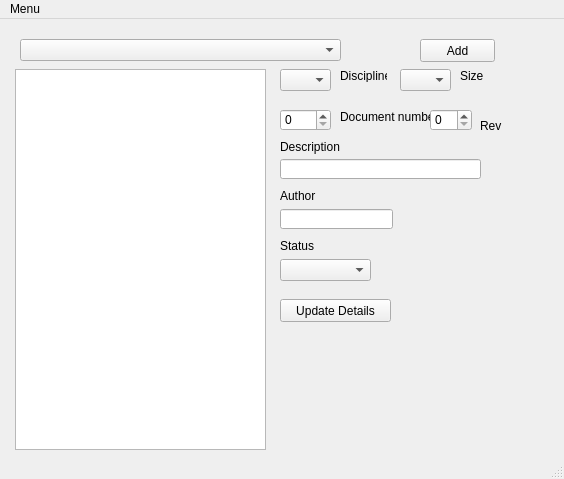
Above: SRC/main_ui.ui from tomdufty/Calix_Doc_Register before the change. Below: the same form after it.
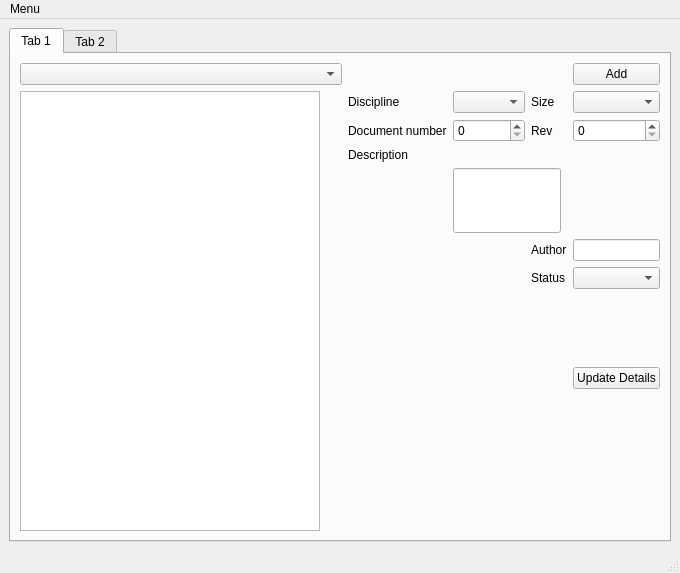
That is the form after the change.

Commit message: set up of base trackfile datbase

Diff of the .ui file:
```diff
--- a/SRC/main_ui.ui
+++ b/SRC/main_ui.ui
@@ -6,228 +6,200 @@
    <rect>
     <x>0</x>
     <y>0</y>
-    <width>564</width>
-    <height>479</height>
+    <width>680</width>
+    <height>573</height>
    </rect>
   </property>
   <property name="windowTitle">
    <string>MainWindow</string>
   </property>
   <widget class="QWidget" name="centralwidget">
-   <widget class="QLabel" name="label">
-    <property name="geometry">
-     <rect>
-      <x>340</x>
-      <y>50</y>
-      <width>47</width>
-      <height>13</height>
-     </rect>
-    </property>
-    <property name="text">
-     <string>Discipline</string>
-    </property>
-   </widget>
-   <widget class="QComboBox" name="statusCombo">
-    <property name="geometry">
-     <rect>
-      <x>280</x>
-      <y>240</y>
-      <width>91</width>
-      <height>22</height>
-     </rect>
-    </property>
-   </widget>
+   <layout class="QGridLayout" name="gridLayout">
+    <item row="0" column="0">
+     <widget class="QTabWidget" name="tabWidget">
+      <property name="maximumSize">
+       <size>
+        <width>1677215</width>
+        <height>16777215</height>
+       </size>
+      </property>
+      <property name="autoFillBackground">
+       <bool>true</bool>
+      </property>
+      <property name="currentIndex">
+       <number>0</number>
+      </property>
+      <widget class="QWidget" name="tab">
+       <attribute name="title">
+        <string>Tab 1</string>
+       </attribute>
+       <layout class="QGridLayout" name="gridLayout_3">
+        <item row="2" column="5">
    <widget class="QSpinBox" name="seqSpin">
-    <property name="geometry">
-     <rect>
-      <x>280</x>
-      <y>90</y>
-      <width>51</width>
-      <height>22</height>
-     </rect>
-    </property>
-   </widget>
+          <property name="sizePolicy">
+           <sizepolicy hsizetype="Preferred" vsizetype="Fixed">
+            <horstretch>0</horstretch>
+            <verstretch>0</verstretch>
+           </sizepolicy>
+          </property>
+         </widget>
+        </item>
+        <item row="0" column="7">
    <widget class="QPushButton" name="newTrackButton">
-    <property name="geometry">
-     <rect>
-      <x>420</x>
-      <y>20</y>
-      <width>75</width>
-      <height>23</height>
-     </rect>
-    </property>
     <property name="text">
      <string>Add</string>
     </property>
    </widget>
-   <widget class="QLineEdit" name="description">
-    <property name="geometry">
-     <rect>
-      <x>280</x>
-      <y>140</y>
-      <width>201</width>
-      <height>20</height>
-     </rect>
-    </property>
-   </widget>
-   <widget class="QLineEdit" name="author">
-    <property name="geometry">
-     <rect>
-      <x>280</x>
-      <y>190</y>
-      <width>113</width>
-      <height>20</height>
-     </rect>
-    </property>
-   </widget>
-   <widget class="QLabel" name="label_3">
-    <property name="geometry">
-     <rect>
-      <x>340</x>
-      <y>90</y>
-      <width>91</width>
-      <height>16</height>
-     </rect>
-    </property>
+        </item>
+        <item row="1" column="7">
+         <widget class="QComboBox" name="sizeCombo"/>
+        </item>
+        <item row="1" column="6">
+         <widget class="QLabel" name="label_2">
+          <property name="text">
+           <string>Size</string>
+          </property>
+         </widget>
+        </item>
+        <item row="1" column="5">
+         <widget class="QComboBox" name="disciplineCombo"/>
+        </item>
+        <item row="8" column="7">
+         <widget class="QPushButton" name="pushButton">
     <property name="text">
-     <string>Document number</string>
-    </property>
-   </widget>
-   <widget class="QComboBox" name="trackListCombo">
-    <property name="geometry">
-     <rect>
-      <x>20</x>
-      <y>20</y>
-      <width>321</width>
-      <height>22</height>
-     </rect>
-    </property>
-   </widget>
-   <widget class="QSpinBox" name="revSpin">
-    <property name="geometry">
-     <rect>
-      <x>430</x>
-      <y>90</y>
-      <width>42</width>
-      <height>22</height>
-     </rect>
-    </property>
-   </widget>
-   <widget class="QComboBox" name="sizeCombo">
-    <property name="geometry">
-     <rect>
-      <x>400</x>
-      <y>50</y>
-      <width>51</width>
-      <height>22</height>
-     </rect>
-    </property>
-   </widget>
+           <string>Update Details</string>
+          </property>
+         </widget>
+        </item>
+        <item row="6" column="7">
+         <widget class="QComboBox" name="statusCombo"/>
+        </item>
+        <item row="5" column="7">
+         <widget class="QLineEdit" name="author"/>
+        </item>
+        <item row="5" column="6">
    <widget class="QLabel" name="label_6">
-    <property name="geometry">
-     <rect>
-      <x>280</x>
-      <y>170</y>
-      <width>47</width>
-      <height>13</height>
-     </rect>
-    </property>
     <property name="text">
      <string>Author</string>
     </property>
    </widget>
-   <widget class="QComboBox" name="disciplineCombo">
-    <property name="geometry">
-     <rect>
-      <x>280</x>
-      <y>50</y>
-      <width>51</width>
-      <height>22</height>
-     </rect>
-    </property>
-   </widget>
+        </item>
+        <item row="6" column="6">
+         <widget class="QLabel" name="label_7">
+          <property name="text">
+           <string>Status</string>
+          </property>
+         </widget>
+        </item>
+        <item row="1" column="4">
+         <widget class="QLabel" name="label">
+          <property name="text">
+           <string>Discipline</string>
+          </property>
+         </widget>
+        </item>
+        <item row="2" column="7">
+         <widget class="QSpinBox" name="revSpin">
+          <property name="sizePolicy">
+           <sizepolicy hsizetype="Minimum" vsizetype="Fixed">
+            <horstretch>0</horstretch>
+            <verstretch>0</verstretch>
+           </sizepolicy>
+          </property>
+         </widget>
+        </item>
+        <item row="2" column="6">
    <widget class="QLabel" name="label_4">
-    <property name="geometry">
-     <rect>
-      <x>480</x>
-      <y>100</y>
-      <width>47</width>
-      <height>13</height>
-     </rect>
-    </property>
     <property name="text">
      <string>Rev</string>
     </property>
    </widget>
-   <widget class="QTreeView" name="fileTree">
-    <property name="geometry">
-     <rect>
-      <x>15</x>
-      <y>50</y>
-      <width>251</width>
-      <height>381</height>
-     </rect>
-    </property>
-   </widget>
+        </item>
+        <item row="2" column="4">
+         <widget class="QLabel" name="label_3">
+          <property name="sizePolicy">
+           <sizepolicy hsizetype="Minimum" vsizetype="Preferred">
+            <horstretch>0</horstretch>
+            <verstretch>0</verstretch>
+           </sizepolicy>
+          </property>
+          <property name="text">
+           <string>Document number</string>
+          </property>
+         </widget>
+        </item>
+        <item row="0" column="0" colspan="4">
+         <widget class="QComboBox" name="trackListCombo"/>
+        </item>
+        <item row="3" column="4">
    <widget class="QLabel" name="label_5">
-    <property name="geometry">
-     <rect>
-      <x>280</x>
-      <y>120</y>
-      <width>61</width>
-      <height>16</height>
-     </rect>
+          <property name="sizePolicy">
+           <sizepolicy hsizetype="Preferred" vsizetype="Fixed">
+            <horstretch>0</horstretch>
+            <verstretch>0</verstretch>
+           </sizepolicy>
     </property>
     <property name="text">
      <string>Description</string>
     </property>
    </widget>
-   <widget class="QLabel" name="label_7">
-    <property name="geometry">
-     <rect>
-      <x>280</x>
-      <y>220</y>
-      <width>47</width>
-      <height>13</height>
-     </rect>
-    </property>
-    <property name="text">
-     <string>Status</string>
-    </property>
-   </widget>
-   <widget class="QLabel" name="label_2">
-    <property name="geometry">
-     <rect>
-      <x>460</x>
-      <y>50</y>
-      <width>47</width>
-      <height>13</height>
-     </rect>
-    </property>
+        </item>
+        <item row="4" column="5" colspan="2">
+         <widget class="QLineEdit" name="description">
+          <property name="sizePolicy">
+           <sizepolicy hsizetype="Fixed" vsizetype="Preferred">
+            <horstretch>0</horstretch>
+            <verstretch>0</verstretch>
+           </sizepolicy>
+          </property>
+         </widget>
+        </item>
+        <item row="1" column="0" rowspan="10" colspan="3">
+         <widget class="QTreeView" name="fileTree">
+          <property name="minimumSize">
+           <size>
+            <width>300</width>
+            <height>0</height>
+           </size>
+          </property>
+         </widget>
+        </item>
+       </layout>
+      </widget>
+      <widget class="QWidget" name="tab_2">
+       <attribute name="title">
+        <string>Tab 2</string>
+       </attribute>
+       <layout class="QGridLayout" name="gridLayout_2">
+        <item row="0" column="0">
+         <widget class="QLabel" name="label_8">
     <property name="text">
-     <string>Size</string>
-    </property>
-   </widget>
-   <widget class="QPushButton" name="pushButton">
-    <property name="geometry">
-     <rect>
-      <x>280</x>
-      <y>280</y>
-      <width>111</width>
-      <height>23</height>
-     </rect>
-    </property>
+           <string>File History</string>
+          </property>
+         </widget>
+        </item>
+        <item row="0" column="1">
+         <widget class="QLabel" name="FileName">
     <property name="text">
-     <string>Update Details</string>
-    </property>
-   </widget>
+           <string>File</string>
+          </property>
+         </widget>
+        </item>
+        <item row="1" column="0" colspan="2">
+         <widget class="QListView" name="listView"/>
+        </item>
+       </layout>
+      </widget>
+     </widget>
+    </item>
+   </layout>
   </widget>
   <widget class="QMenuBar" name="menubar">
    <property name="geometry">
     <rect>
      <x>0</x>
      <y>0</y>
-     <width>564</width>
+     <width>680</width>
      <height>21</height>
     </rect>
    </property>
```
Lines whose indentation alone changed are shown as unchanged. The commit also changes 2 other files.
